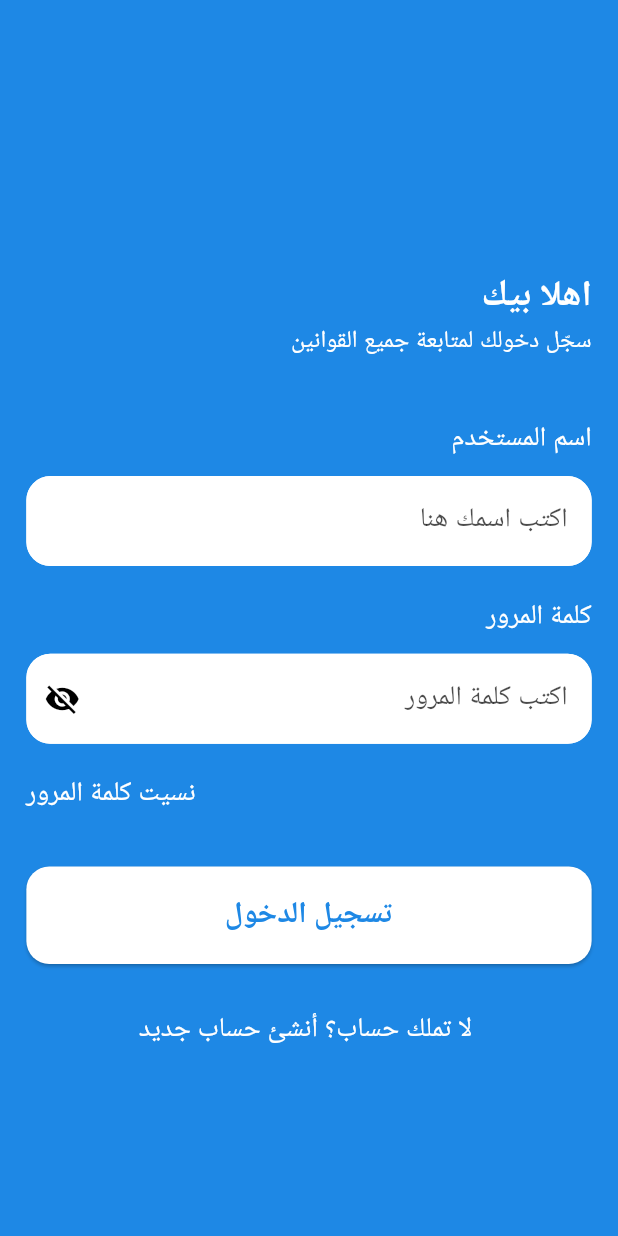
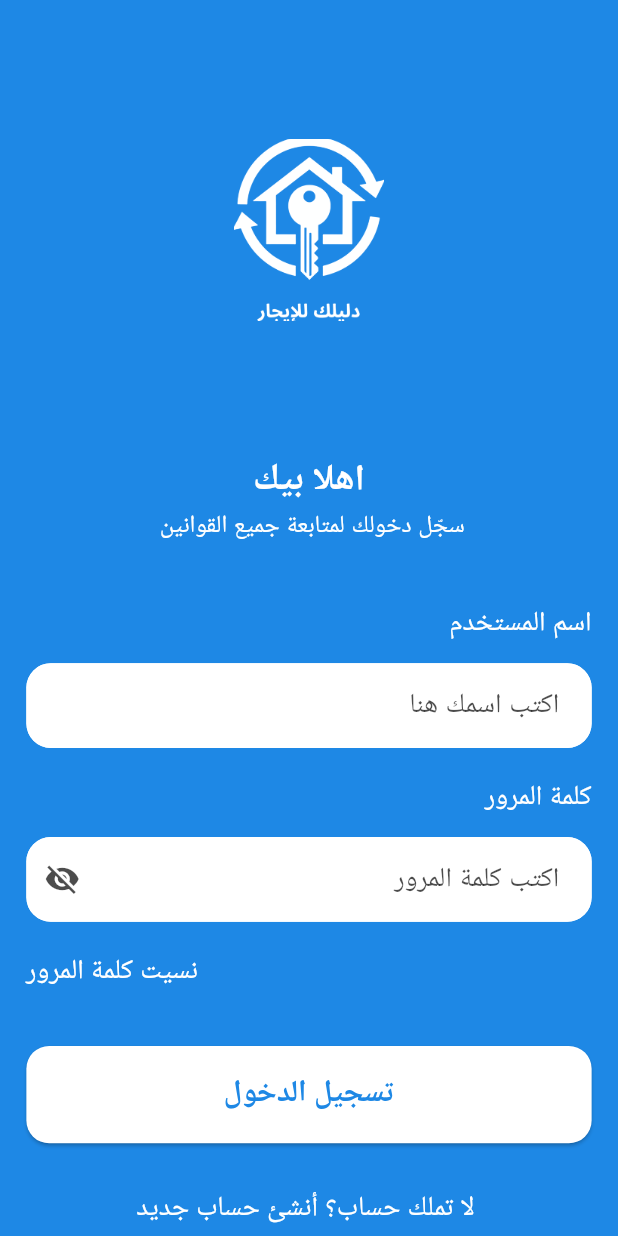
Before and after one commit to nhahub/NHA-267, a Flutter app: the screen it shows after launch, after a tap on "تخطي", on a phone screen of 412 x 824 dp. Run offline on Flutter 3.47's test engine with Material 3 defaults, Android fonts, the phone set to English and light mode, and no system bars; drawn by our look-alikes of auto_size_text; our stand-ins replace flutter_native_splash, flutter_screenutil, fluttertoast, get_it, google_fonts, injectable and 2 more.

Commit message:
login optimization

```diff
--- a/lib/core/utils/app_routes.dart
+++ b/lib/core/utils/app_routes.dart
@@ -1,6 +1,6 @@
-class AppRoutes{
-
-  static String homeRoute = "home";
-  static String loginRoute="login";
-  static String registerRoute ="register";
+class AppRoutes {
+  static const String loginRoute = '/login';
+  static const String registerRoute = '/register';
+  static const String homeRoute = '/home';
+// يمكنك إضافة المزيد من المسارات هنا
 }
--- a/lib/core/utils/app_styles.dart
+++ b/lib/core/utils/app_styles.dart
@@ -5,42 +5,42 @@ import 'app_colors.dart';
 
 class AppStyles {
   static TextStyle regular16Text = GoogleFonts.poppins(
-      fontSize: 16, fontWeight: FontWeight.w400, color: AppColors.fontColor);
+      fontSize: 16.sp, fontWeight: FontWeight.w400, color: AppColors.fontColor);
   static TextStyle regular16Button = GoogleFonts.poppins(
-      fontSize: 16, fontWeight: FontWeight.w400, color: AppColors.whiteColor);
+      fontSize: 16.sp, fontWeight: FontWeight.w400, color: AppColors.whiteColor);
   static TextStyle regular14Text = GoogleFonts.poppins(
-      fontSize: 14, fontWeight: FontWeight.w400, color: AppColors.primaryDark);
+      fontSize: 14.sp, fontWeight: FontWeight.w400, color: AppColors.primaryDark);
   static TextStyle regular30Text = GoogleFonts.poppins(
-      fontSize: 30, fontWeight: FontWeight.w400, color: AppColors.fontColor);
+      fontSize: 30.sp, fontWeight: FontWeight.w400, color: AppColors.fontColor);
   static TextStyle light14SearchHint = GoogleFonts.poppins(
-      fontSize: 14,
+      fontSize: 14.sp,
       fontWeight: FontWeight.w300,
       color: AppColors.searchHintColor);
   static TextStyle light16White = GoogleFonts.poppins(
-      fontSize: 16, fontWeight: FontWeight.w300, color: AppColors.whiteColor);
+      fontSize: 16.sp, fontWeight: FontWeight.w300, color: AppColors.whiteColor);
   static TextStyle light18HintText = GoogleFonts.poppins(
-      fontSize: 18,
+      fontSize: 18.sp, // تم توحيدها لـ sp
       fontWeight: FontWeight.w300,
       color: AppColors.hintTextColor);
   static TextStyle semi16TextWhite = GoogleFonts.poppins(
-      fontSize: 16, fontWeight: FontWeight.w600, color: AppColors.primaryDark);
+      fontSize: 16.sp, fontWeight: FontWeight.w600, color: AppColors.primaryDark);
   static TextStyle semi20Primary = GoogleFonts.poppins(
-      fontSize: 20, fontWeight: FontWeight.w600, color: AppColors.primaryColor);
+      fontSize: 20.sp, fontWeight: FontWeight.w600, color: AppColors.primaryColor);
   static TextStyle semi24White = GoogleFonts.poppins(
-      fontSize: 24, fontWeight: FontWeight.w600, color: AppColors.whiteColor);
+      fontSize: 24.sp, fontWeight: FontWeight.w600, color: AppColors.whiteColor);
 
   static TextStyle medium14LightPrimary = GoogleFonts.poppins(
-      fontSize: 14,
+      fontSize: 14.sp,
       fontWeight: FontWeight.w500,
       color: AppColors.primaryDarkLight);
   static TextStyle medium14PrimaryDark = GoogleFonts.poppins(
-      fontSize: 14, fontWeight: FontWeight.w500, color: AppColors.primaryDark);
+      fontSize: 14.sp, fontWeight: FontWeight.w500, color: AppColors.primaryDark);
   static TextStyle medium18Header = GoogleFonts.poppins(
       fontSize: 18.sp,
       fontWeight: FontWeight.w500,
       color: AppColors.primaryDark);
   static TextStyle medium18White = GoogleFonts.poppins(
-      fontSize: 18, fontWeight: FontWeight.w500, color: AppColors.whiteColor);
+      fontSize: 18.sp, fontWeight: FontWeight.w500, color: AppColors.whiteColor);
   static TextStyle medium20White = GoogleFonts.poppins(
-      fontSize: 20, fontWeight: FontWeight.w500, color: AppColors.whiteColor);
+      fontSize: 20.sp, fontWeight: FontWeight.w500, color: AppColors.whiteColor);
 }
--- a/lib/features/ui/auth/login/login_screen.dart
+++ b/lib/features/ui/auth/login/login_screen.dart
@@ -5,6 +5,7 @@ import 'package:flutter_screenutil/flutter_screenutil.dart';
 import '../../../../core/utils/app_colors.dart';
 import '../../../../core/utils/app_routes.dart';
 import '../../../../core/utils/app_styles.dart';
+import '../../../../core/utils/app_validators.dart'; // 💡 تم إضافة استيراد ملف Validators
 import '../../widgets/custom_elevated_button.dart';
 import '../../widgets/custom_text_form_field.dart';
 
@@ -18,6 +19,7 @@ class LoginScreen extends StatefulWidget {
 class _LoginScreenState extends State<LoginScreen> {
   final TextEditingController userNameController = TextEditingController();
   final TextEditingController passwordController = TextEditingController();
+  final GlobalKey<FormState> _formKey = GlobalKey<FormState>();
 
   bool isPasswordVisible = false;
 
@@ -29,14 +31,22 @@ class _LoginScreenState extends State<LoginScreen> {
         child: SingleChildScrollView(
           child: Column(
             children: [
+              // اللوجو في الأعلى (مساحة محجوزة له)
               Padding(
                 padding: EdgeInsets.only(
                   top: 91.h,
                   bottom: 87.h,
-                  left: 97.w,
-                  right: 97.w,
                 ),
-                // child: Image.asset(AppAssets.appBarLeading),
+                child: SizedBox(
+                  height: 120.h,
+                  width: 120.w,
+                  child: Image.asset(
+                    'assets/images/logo.png', // مسار اللوجو
+                    color: AppColors.whiteColor, // تلوين اللوجو بالأبيض للخلفية الزرقاء
+                    colorBlendMode: BlendMode.srcIn,
+                    fit: BoxFit.contain,
+                  ),
+                ),
               ),
 
               Padding(
@@ -44,20 +54,25 @@ class _LoginScreenState extends State<LoginScreen> {
                 child: Column(
                   crossAxisAlignment: CrossAxisAlignment.stretch,
                   children: [
-                    AutoSizeText(
+                    Center(
+                      child: AutoSizeText(
                         'اهلا بيك',
                         style: AppStyles.semi24White,
                         maxLines: 1,
                       ),
-                    AutoSizeText(
+                    ),
+                    Center(
+                      child: AutoSizeText(
                         'سجّل دخولك لمتابعة جميع القوانين ',
                         style: AppStyles.light16White,
                         maxLines: 1,
+                      ),
                     ),
 
                     Padding(
                       padding: EdgeInsets.only(top: 40.h),
                       child: Form(
+                        key: _formKey, // ربط الـ Form Key
                         child: Column(
                           crossAxisAlignment: CrossAxisAlignment.stretch,
                           children: [
@@ -73,7 +88,8 @@ class _LoginScreenState extends State<LoginScreen> {
                               hintStyle: AppStyles.light18HintText,
                               filledColor: AppColors.whiteColor,
                               controller: userNameController,
-                              validator: (text) => null,
+                              // 💡 استخدام AppValidators.validateUsername
+                              validator: AppValidators.validateUsername,
                             ),
 
                             Text(
@@ -88,7 +104,8 @@ class _LoginScreenState extends State<LoginScreen> {
                               hintStyle: AppStyles.light18HintText,
                               filledColor: AppColors.whiteColor,
                               controller: passwordController,
-                              validator: (text) => null,
+                              // 💡 استخدام AppValidators.validatePassword
+                              validator: AppValidators.validatePassword,
                               suffixIcon: IconButton(
                                 onPressed: () {
                                   setState(() {
@@ -99,7 +116,7 @@ class _LoginScreenState extends State<LoginScreen> {
                                   isPasswordVisible
                                       ? Icons.visibility
                                       : Icons.visibility_off,
-                                  color: Colors.grey,
+                                  color: AppColors.hintTextColor,
                                 ),
                               ),
                             ),
@@ -107,7 +124,9 @@ class _LoginScreenState extends State<LoginScreen> {
                             Align(
                               alignment: Alignment.centerLeft,
                               child: InkWell(
-                                onTap: () {},
+                                onTap: () {
+                                  // 💡 navigate to forgot password screen
+                                },
                                 child: Text(
                                   'نسيت كلمة المرور',
                                   style: AppStyles.medium18White,
@@ -123,7 +142,11 @@ class _LoginScreenState extends State<LoginScreen> {
                                 textStyle: AppStyles.semi20Primary,
                                 text: "تسجيل الدخول",
                                 onPressed: () {
-                                  print("تسجيل الدخول");
+                                  // تحقق من الـ Form Key قبل محاولة تسجيل الدخول
+                                  if (_formKey.currentState!.validate()) {
+                                    // قم ببدء عملية تسجيل الدخول هنا
+                                    print("Valid form. Attempting login...");
+                                  }
                                 },
                               ),
                             ),
@@ -132,9 +155,10 @@ class _LoginScreenState extends State<LoginScreen> {
                               padding: EdgeInsets.only(top: 30.h),
                               child: GestureDetector(
                                 onTap: () {
+                                  // التنقل إلى شاشة التسجيل
                                   Navigator.pushReplacementNamed(
                                     context,
-                                    AppRoutes.registerRoute,
+                                    AppRoutes.registerRoute, // يجب تعريف هذا المسار في app_routes.dart
                                   );
                                 },
                                 child: Row(
--- a/lib/features/ui/widgets/custom_elevated_button.dart
+++ b/lib/features/ui/widgets/custom_elevated_button.dart
@@ -3,12 +3,12 @@ import 'package:flutter/material.dart';
 import 'package:flutter_screenutil/flutter_screenutil.dart';
 
 class CustomElevatedButton extends StatelessWidget {
-  String text;
-  Color backgroundColor;
-  TextStyle textStyle;
-  void Function()? onPressed;
+  final String text;
+  final Color backgroundColor;
+  final TextStyle textStyle;
+  final void Function()? onPressed;
 
-  CustomElevatedButton(
+  const CustomElevatedButton(
       {super.key,
         required this.text,
         required this.onPressed,
@@ -20,6 +20,7 @@ class CustomElevatedButton extends StatelessWidget {
     return ElevatedButton(
       onPressed: onPressed,
       style: ElevatedButton.styleFrom(
+        // إزالة العرض الثابت هنا للسماح له بالتكيف
         padding: EdgeInsets.symmetric(horizontal: 1.w),
         backgroundColor: backgroundColor,
         shape: RoundedRectangleBorder(
@@ -28,9 +29,10 @@ class CustomElevatedButton extends StatelessWidget {
           ),
         ),
       ),
+      // 💡 استخدام SizedBox لتحديد الارتفاع المطلوب وضمان عرض كامل
       child: SizedBox(
         height: 64.h,
-        width: 398.w,
+        width: double.infinity, // 💡 تم التعديل ليأخذ العرض الكامل
         child: Center(
           child: AutoSizeText(text, style: textStyle),
         ),
--- a/lib/features/ui/widgets/custom_text_form_field.dart
+++ b/lib/features/ui/widgets/custom_text_form_field.dart
@@ -3,24 +3,24 @@ import 'package:flutter_screenutil/flutter_screenutil.dart';
 
 import '../../../core/utils/app_colors.dart';
 
-class CustomTextFormField extends StatefulWidget {
-  Color? filledColor;
-  Color borderColor;
-  TextStyle? hintStyle;
-  String? hintText;
-  Widget? label;
-  TextStyle? labelStyle;
-  Widget? prefixIcon;
-  Widget? suffixIcon;
-  TextEditingController? controller;
-  String? Function(String?)? validator;
-  TextInputType? keyboardType;
-  bool isObscureText;
-  bool isPassword;
-  TextStyle? textStyle;
-  bool readonly;
+class CustomTextFormField extends StatelessWidget {
+  final Color? filledColor;
+  final Color borderColor;
+  final TextStyle? hintStyle;
+  final String? hintText;
+  final Widget? label;
+  final TextStyle? labelStyle;
+  final Widget? prefixIcon;
+  final Widget? suffixIcon;
+  final TextEditingController? controller;
+  final String? Function(String?)? validator;
+  final TextInputType? keyboardType;
+  final bool isObscureText;
+  final bool isPassword;
+  final TextStyle? textStyle;
+  final bool readonly;
 
-  CustomTextFormField({
+  const CustomTextFormField({
     super.key,
     this.controller,
     this.validator,
@@ -40,53 +40,42 @@ class CustomTextFormField extends StatefulWidget {
   });
 
   @override
-  State<CustomTextFormField> createState() => _CustomTextFormFieldState();
-}
-
-class _CustomTextFormFieldState extends State<CustomTextFormField> {
-  @override
   Widget build(BuildContext context) {
     return Padding(
       padding: EdgeInsets.only(top: 12.h, bottom: 20.h),
       child: TextFormField(
-        style: widget.textStyle,
-        obscureText: widget.isObscureText,
-        keyboardType: widget.keyboardType,
-        controller: widget.controller,
-        validator: widget.validator,
-        readOnly: widget.readonly,
+        style: textStyle ?? TextStyle(fontSize: 16.sp, color: AppColors.blackColor),
+        obscureText: isObscureText,
+        keyboardType: keyboardType,
+        controller: controller,
+        validator: validator,
+        readOnly: readonly,
         decoration: InputDecoration(
           filled: true,
-          fillColor: widget.filledColor,
-          hintText: widget.hintText,
-          hintStyle: widget.hintStyle,
-          label: widget.label,
-          labelStyle: widget.labelStyle,
-          prefixIcon: widget.prefixIcon,
-          suffixIcon: widget.isPassword
-              ? IconButton(
-              onPressed: () {
-                widget.isObscureText = !widget.isObscureText;
-                setState(() {});
-              },
-              icon: Icon(widget.isObscureText
-                  ? Icons.visibility_off
-                  : Icons.visibility))
-              : widget.suffixIcon,
+          fillColor: filledColor,
+          hintText: hintText,
+          hintStyle: hintStyle,
+          label: label,
+          labelStyle: labelStyle,
+          prefixIcon: prefixIcon,
+          // 💡 نستخدم suffixIcon كما تم تمريره من LoginScreen (سواء كان زر الإظهار أو أيقونة أخرى)
+          suffixIcon: isPassword ? suffixIcon : suffixIcon,
+          contentPadding: EdgeInsets.symmetric(horizontal: 16.w, vertical: 14.h),
+
           enabledBorder: OutlineInputBorder(
-            borderRadius: BorderRadius.circular(16),
-            borderSide: BorderSide(color: widget.borderColor, width: 1),
+            borderRadius: BorderRadius.circular(16.r),
+            borderSide: BorderSide(color: borderColor, width: 1),
           ),
           focusedBorder: OutlineInputBorder(
-            borderRadius: BorderRadius.circular(16),
-            borderSide: BorderSide(color: widget.borderColor, width: 1),
+            borderRadius: BorderRadius.circular(16.r),
+            borderSide: BorderSide(color: AppColors.primaryColor, width: 2),
           ),
           errorBorder: OutlineInputBorder(
-              borderRadius: BorderRadius.circular(16),
+              borderRadius: BorderRadius.circular(16.r),
               borderSide: const BorderSide(color: AppColors.redColor)),
           focusedErrorBorder: OutlineInputBorder(
-              borderRadius: BorderRadius.circular(16),
-              borderSide: const BorderSide(color: AppColors.redColor)),
+              borderRadius: BorderRadius.circular(16.r),
+              borderSide: const BorderSide(color: AppColors.redColor, width: 2)),
         ),
       ),
     );
--- a/lib/main.dart
+++ b/lib/main.dart
@@ -1,18 +1,22 @@
 import 'package:flutter/material.dart';
 import 'package:flutter_screenutil/flutter_screenutil.dart';
+import 'package:flutter_native_splash/flutter_native_splash.dart';
 import 'package:flutter_localizations/flutter_localizations.dart';
-import 'package:flutter_native_splash/flutter_native_splash.dart';
 
-import 'features/ui/auth/login/login_screen.dart';
 import 'core/cache/SharedPreference.dart';
+import 'DI/DI.dart';
 import 'core/utils/app_routes.dart';
+import 'core/utils/app_theme.dart';
+
+import 'screens/splash_screen.dart';
 import 'utils/constants.dart';
-import 'screens/splash_screen.dart'; // شاشتك للبداية
+
+// (إمبورت شاشة تسجيل الدخول)
+import 'features/ui/auth/Login/login_screen.dart';
+
 
 void main() async {
   WidgetsBinding widgetsBinding = WidgetsFlutterBinding.ensureInitialized();
-
-  // حماية شاشة الإطلاق الأصلية حتى يكتمل تحميل Flutter
   FlutterNativeSplash.preserve(widgetsBinding: widgetsBinding);
 
   await SharedPreferenceUtils.init();
@@ -31,52 +35,36 @@ class MyApp extends StatelessWidget {
       minTextAdapt: true,
       splitScreenMode: true,
       builder: (context, child) {
+
         return MaterialApp(
           debugShowCheckedModeBanner: false,
-          title: 'تطبيق الإيجار القديم',
+          title: 'دليلك للإيجار',
 
-          // 💡 تطبيق الثيم والخطوط
-          theme: ThemeData(
-            primaryColor: kPrimaryColor,
-            colorScheme: ColorScheme.fromSwatch(
-              primarySwatch: Colors.blue,
-            ).copyWith(
-              secondary: kPrimaryColor,
-            ),
-            fontFamily: 'Inter',
-            useMaterial3: true,
-          ),
+          theme: AppTheme.lightTheme, // 💡 استخدام الـ Theme المعرّف
 
-          // 💡 اللغة الأساسية عربية
           locale: const Locale('ar'),
-
-          // 💡 المندوبين المسؤولين عن الترجمة والاتجاه
           localizationsDelegates: const [
             GlobalMaterialLocalizations.delegate,
             GlobalWidgetsLocalizations.delegate,
             GlobalCupertinoLocalizations.delegate,
           ],
-
-          // 💡 اللغات المدعومة
           supportedLocales: const [
             Locale('en'),
             Locale('ar'),
           ],
 
-          // 💡 اتجاه النصوص داخل التطبيق (شمال)
           builder: (context, widget) {
             return Directionality(
-              textDirection: TextDirection.rtl, // ← هنا كل النصوص هتبقى على الشمال
+              textDirection: TextDirection.rtl,
               child: widget!,
             );
           },
 
-          // 💡 نقطة البداية هي SplashScreen
           home: const SplashScreen(),
 
-          // 💡 إعداد الـ Routes للتنقل
           routes: {
             AppRoutes.loginRoute: (context) => const LoginScreen(),
+            // AppRoutes.registerRoute: (context) => const RegisterScreen(),
           },
         );
       },
--- a/lib/screens/splash_screen.dart
+++ b/lib/screens/splash_screen.dart
@@ -79,22 +79,6 @@ class _SplashScreenState extends State<SplashScreen> {
                       fit: BoxFit.contain,
                     ),
                   ),
-
-                  const SizedBox(height: 24),
-
-                  // Arabic Text
-                  Text(
-                    'دليلك للإيجار',
-                    style: TextStyle(
-                      // 💡 تغيير لون النص ديناميكياً
-                      color: _isAnimated ? Colors.white : kPrimaryColor,
-                      fontSize: 22.0,
-                      fontWeight: FontWeight.bold,
-                      decoration: TextDecoration.none,
-                      height: 1.2,
-
-                    ),
-                  ),
                 ],
               ),
             ),
```
Also changed, not shown: assets/images/2x/logo@2x.png, assets/images/3x/logo@3x.png, assets/images/logo.png, assets/images/onboarding_all_in_one.png, assets/images/onboarding_calculator.png, assets/images/onboarding_laws.png, assets/images/onboarding_request.png, lib/core/utils/app_validators.dart (line endings or trailing spaces). Lines whose indentation alone changed are shown as unchanged.
